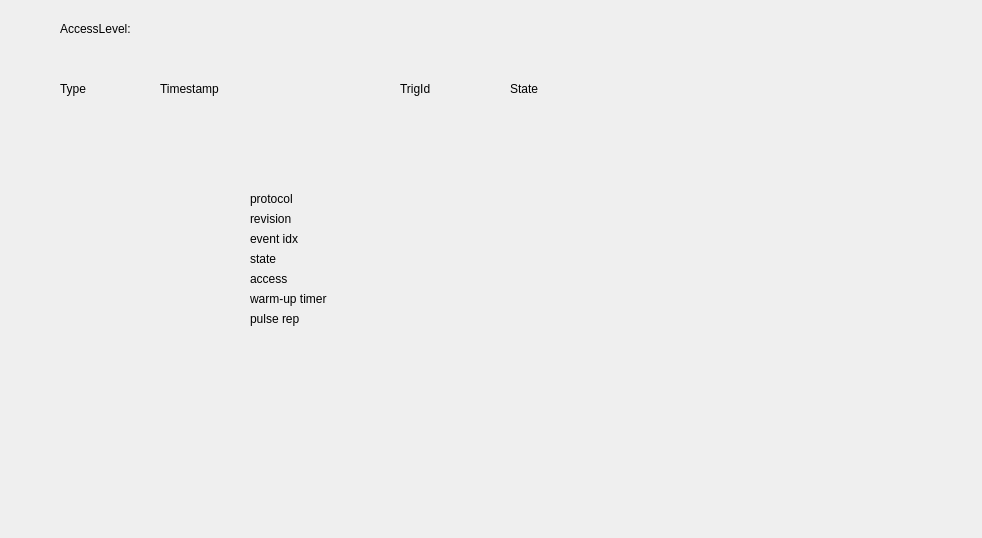
Above: iocBoot/modbus_sim/scandinova.ui from slac-epics-modules/ScandiNova before the change. Below: the same form after it.
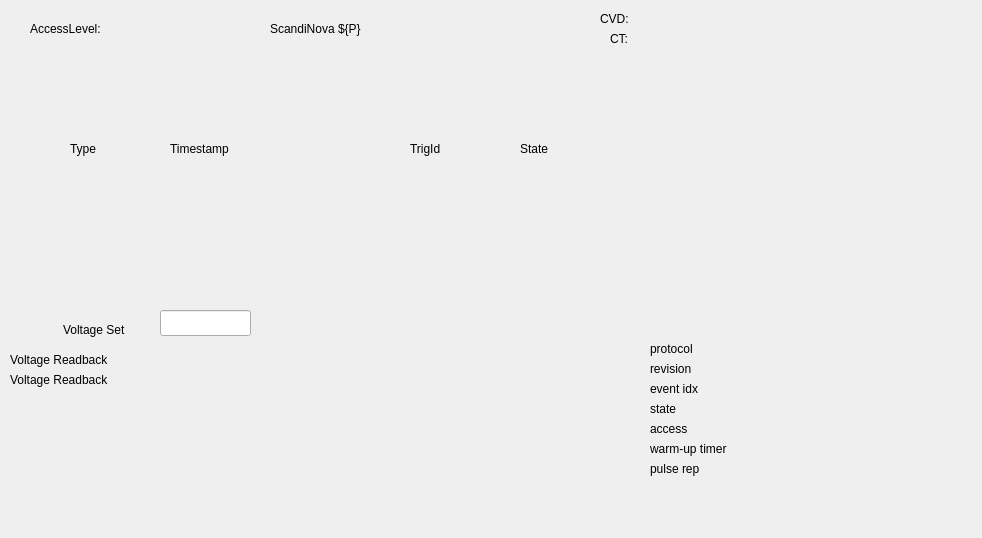
That is the form after the change. Custom widgets are drawn as their Qt base class.

What changed in the file:
```diff
--- a/iocBoot/modbus_sim/scandinova.ui
+++ b/iocBoot/modbus_sim/scandinova.ui
@@ -16,8 +16,8 @@
   <widget class="PyDMLabel" name="PyDMLabel">
    <property name="geometry">
     <rect>
-     <x>380</x>
-     <y>180</y>
+     <x>780</x>
+     <y>330</y>
      <width>101</width>
      <height>41</height>
     </rect>
@@ -35,8 +35,8 @@
   <widget class="QLabel" name="label">
    <property name="geometry">
     <rect>
-     <x>250</x>
-     <y>190</y>
+     <x>650</x>
+     <y>340</y>
      <width>74</width>
      <height>18</height>
     </rect>
@@ -48,8 +48,8 @@
   <widget class="QLabel" name="label_2">
    <property name="geometry">
     <rect>
-     <x>250</x>
-     <y>210</y>
+     <x>650</x>
+     <y>360</y>
      <width>74</width>
      <height>18</height>
     </rect>
@@ -61,8 +61,8 @@
   <widget class="PyDMLabel" name="PyDMLabel_2">
    <property name="geometry">
     <rect>
-     <x>380</x>
-     <y>210</y>
+     <x>780</x>
+     <y>360</y>
      <width>76</width>
      <height>18</height>
     </rect>
@@ -80,8 +80,8 @@
   <widget class="QLabel" name="label_3">
    <property name="geometry">
     <rect>
-     <x>250</x>
-     <y>230</y>
+     <x>650</x>
+     <y>380</y>
      <width>74</width>
      <height>18</height>
     </rect>
@@ -93,8 +93,8 @@
   <widget class="PyDMLabel" name="PyDMLabel_3">
    <property name="geometry">
     <rect>
-     <x>380</x>
-     <y>230</y>
+     <x>780</x>
+     <y>380</y>
      <width>76</width>
      <height>18</height>
     </rect>
@@ -112,8 +112,8 @@
   <widget class="QLabel" name="label_4">
    <property name="geometry">
     <rect>
-     <x>250</x>
-     <y>250</y>
+     <x>650</x>
+     <y>400</y>
      <width>74</width>
      <height>18</height>
     </rect>
@@ -125,8 +125,8 @@
   <widget class="PyDMLabel" name="PyDMLabel_4">
    <property name="geometry">
     <rect>
-     <x>380</x>
-     <y>250</y>
+     <x>780</x>
+     <y>400</y>
      <width>76</width>
      <height>18</height>
     </rect>
@@ -144,8 +144,8 @@
   <widget class="QLabel" name="label_5">
    <property name="geometry">
     <rect>
-     <x>250</x>
-     <y>270</y>
+     <x>650</x>
+     <y>420</y>
      <width>74</width>
      <height>18</height>
     </rect>
@@ -157,8 +157,8 @@
   <widget class="PyDMLabel" name="PyDMLabel_5">
    <property name="geometry">
     <rect>
-     <x>380</x>
-     <y>270</y>
+     <x>780</x>
+     <y>420</y>
      <width>76</width>
      <height>18</height>
     </rect>
@@ -176,8 +176,8 @@
   <widget class="QLabel" name="label_6">
    <property name="geometry">
     <rect>
-     <x>250</x>
-     <y>290</y>
+     <x>650</x>
+     <y>440</y>
      <width>121</width>
      <height>18</height>
     </rect>
@@ -189,8 +189,8 @@
   <widget class="PyDMLabel" name="PyDMLabel_6">
    <property name="geometry">
     <rect>
-     <x>380</x>
-     <y>290</y>
+     <x>780</x>
+     <y>440</y>
      <width>76</width>
      <height>18</height>
     </rect>
@@ -208,8 +208,8 @@
   <widget class="QLabel" name="label_7">
    <property name="geometry">
     <rect>
-     <x>250</x>
-     <y>310</y>
+     <x>650</x>
+     <y>460</y>
      <width>121</width>
      <height>18</height>
     </rect>
@@ -221,8 +221,8 @@
   <widget class="PyDMLabel" name="PyDMLabel_7">
    <property name="geometry">
     <rect>
-     <x>380</x>
-     <y>310</y>
+     <x>780</x>
+     <y>460</y>
      <width>76</width>
      <height>18</height>
     </rect>
@@ -240,8 +240,8 @@
   <widget class="QLabel" name="label_8">
    <property name="geometry">
     <rect>
-     <x>60</x>
-     <y>80</y>
+     <x>70</x>
+     <y>140</y>
      <width>74</width>
      <height>18</height>
     </rect>
@@ -253,8 +253,8 @@
   <widget class="QLabel" name="label_9">
    <property name="geometry">
     <rect>
-     <x>160</x>
-     <y>80</y>
+     <x>170</x>
+     <y>140</y>
      <width>91</width>
      <height>18</height>
     </rect>
@@ -266,8 +266,8 @@
   <widget class="QLabel" name="label_10">
    <property name="geometry">
     <rect>
-     <x>400</x>
-     <y>80</y>
+     <x>410</x>
+     <y>140</y>
      <width>74</width>
      <height>18</height>
     </rect>
@@ -279,8 +279,8 @@
   <widget class="QLabel" name="label_11">
    <property name="geometry">
     <rect>
-     <x>510</x>
-     <y>80</y>
+     <x>520</x>
+     <y>140</y>
      <width>74</width>
      <height>18</height>
     </rect>
@@ -292,8 +292,8 @@
   <widget class="PyDMLabel" name="PyDMLabel_8">
    <property name="geometry">
     <rect>
-     <x>60</x>
-     <y>100</y>
+     <x>70</x>
+     <y>160</y>
      <width>101</width>
      <height>21</height>
     </rect>
@@ -311,8 +311,8 @@
   <widget class="PyDMLabel" name="PyDMLabel_9">
    <property name="geometry">
     <rect>
-     <x>160</x>
-     <y>100</y>
+     <x>170</x>
+     <y>160</y>
      <width>221</width>
      <height>18</height>
     </rect>
@@ -330,8 +330,8 @@
   <widget class="PyDMLabel" name="PyDMLabel_10">
    <property name="geometry">
     <rect>
-     <x>400</x>
-     <y>100</y>
+     <x>410</x>
+     <y>160</y>
      <width>76</width>
      <height>18</height>
     </rect>
@@ -349,8 +349,8 @@
   <widget class="PyDMLabel" name="PyDMLabel_11">
    <property name="geometry">
     <rect>
-     <x>510</x>
-     <y>100</y>
+     <x>520</x>
+     <y>160</y>
      <width>76</width>
      <height>18</height>
     </rect>
@@ -368,7 +368,7 @@
   <widget class="QLabel" name="label_12">
    <property name="geometry">
     <rect>
-     <x>60</x>
+     <x>30</x>
      <y>20</y>
      <width>101</width>
      <height>18</height>
@@ -381,7 +381,7 @@
   <widget class="PyDMLabel" name="PyDMLabel_12">
    <property name="geometry">
     <rect>
-     <x>170</x>
+     <x>130</x>
      <y>20</y>
      <width>101</width>
      <height>21</height>
@@ -397,6 +397,227 @@
     <enum>PyDMLabel::String</enum>
    </property>
   </widget>
+  <widget class="QLabel" name="label_13">
+   <property name="geometry">
+    <rect>
+     <x>270</x>
+     <y>20</y>
+     <width>271</width>
+     <height>18</height>
+    </rect>
+   </property>
+   <property name="text">
+    <string>ScandiNova ${P}</string>
+   </property>
+  </widget>
+  <widget class="QLabel" name="label_14">
+   <property name="geometry">
+    <rect>
+     <x>600</x>
+     <y>10</y>
+     <width>101</width>
+     <height>18</height>
+    </rect>
+   </property>
+   <property name="text">
+    <string>CVD:</string>
+   </property>
+  </widget>
+  <widget class="QLabel" name="label_15">
+   <property name="geometry">
+    <rect>
+     <x>610</x>
+     <y>30</y>
+     <width>101</width>
+     <height>18</height>
+    </rect>
+   </property>
+   <property name="text">
+    <string>CT:</string>
+   </property>
+  </widget>
+  <widget class="PyDMLabel" name="PyDMLabel_13">
+   <property name="geometry">
+    <rect>
+     <x>650</x>
+     <y>10</y>
+     <width>76</width>
+     <height>18</height>
+    </rect>
+   </property>
+   <property name="toolTip">
+    <string/>
+   </property>
+   <property name="precision" stdset="0">
+    <number>0</number>
+   </property>
+   <property name="showUnits" stdset="0">
+    <bool>true</bool>
+   </property>
+   <property name="precisionFromPV" stdset="0">
+    <bool>true</bool>
+   </property>
+   <property name="alarmSensitiveContent" stdset="0">
+    <bool>false</bool>
+   </property>
+   <property name="alarmSensitiveBorder" stdset="0">
+    <bool>true</bool>
+   </property>
+   <property name="channel" stdset="0">
+    <string>ca://${P}:CapVoltageDivider.VAL</string>
+   </property>
+   <property name="displayFormat" stdset="0">
+    <enum>PyDMLabel::String</enum>
+   </property>
+  </widget>
+  <widget class="PyDMLabel" name="PyDMLabel_14">
+   <property name="geometry">
+    <rect>
+     <x>650</x>
+     <y>30</y>
+     <width>76</width>
+     <height>18</height>
+    </rect>
+   </property>
+   <property name="toolTip">
+    <string/>
+   </property>
+   <property name="precision" stdset="0">
+    <number>0</number>
+   </property>
+   <property name="showUnits" stdset="0">
+    <bool>false</bool>
+   </property>
+   <property name="precisionFromPV" stdset="0">
+    <bool>true</bool>
+   </property>
+   <property name="alarmSensitiveContent" stdset="0">
+    <bool>false</bool>
+   </property>
+   <property name="alarmSensitiveBorder" stdset="0">
+    <bool>true</bool>
+   </property>
+   <property name="channel" stdset="0">
+    <string>ca://${P}:CurrentTransformer.VAL</string>
+   </property>
+   <property name="displayFormat" stdset="0">
+    <enum>PyDMLabel::String</enum>
+   </property>
+  </widget>
+  <widget class="PyDMLineEdit" name="PyDMLineEdit">
+   <property name="geometry">
+    <rect>
+     <x>160</x>
+     <y>310</y>
+     <width>91</width>
+     <height>26</height>
+    </rect>
+   </property>
+   <property name="toolTip">
+    <string/>
+   </property>
+   <property name="showUnits" stdset="0">
+    <bool>true</bool>
+   </property>
+   <property name="channel" stdset="0">
+    <string>ca://${P}:VoltageSet</string>
+   </property>
+   <property name="displayFormat" stdset="0">
+    <enum>PyDMLineEdit::Decimal</enum>
+   </property>
+  </widget>
+  <widget class="QLabel" name="label_16">
+   <property name="geometry">
+    <rect>
+     <x>63</x>
+     <y>320</y>
+     <width>91</width>
+     <height>20</height>
+    </rect>
+   </property>
+   <property name="text">
+    <string>Voltage Set</string>
+   </property>
+  </widget>
+  <widget class="QLabel" name="label_17">
+   <property name="geometry">
+    <rect>
+     <x>10</x>
+     <y>350</y>
+     <width>141</width>
+     <height>20</height>
+    </rect>
+   </property>
+   <property name="text">
+    <string>Voltage Readback</string>
+   </property>
+  </widget>
+  <widget class="PyDMLabel" name="PyDMLabel_15">
+   <property name="geometry">
+    <rect>
+     <x>160</x>
+     <y>350</y>
+     <width>76</width>
+     <height>18</height>
+    </rect>
+   </property>
+   <property name="toolTip">
+    <string/>
+   </property>
+   <property name="channel" stdset="0">
+    <string>ca://${P}:Voltage.VAL</string>
+   </property>
+   <property name="displayFormat" stdset="0">
+    <enum>PyDMLabel::Decimal</enum>
+   </property>
+  </widget>
+  <widget class="QLabel" name="label_18">
+   <property name="geometry">
+    <rect>
+     <x>10</x>
+     <y>370</y>
+     <width>141</width>
+     <height>20</height>
+    </rect>
+   </property>
+   <property name="text">
+    <string>Voltage Readback</string>
+   </property>
+  </widget>
+  <widget class="PyDMLabel" name="PyDMLabel_16">
+   <property name="geometry">
+    <rect>
+     <x>160</x>
+     <y>370</y>
+     <width>76</width>
+     <height>18</height>
+    </rect>
+   </property>
+   <property name="toolTip">
+    <string/>
+   </property>
+   <property name="precision" stdset="0">
+    <number>0</number>
+   </property>
+   <property name="showUnits" stdset="0">
+    <bool>false</bool>
+   </property>
+   <property name="precisionFromPV" stdset="0">
+    <bool>true</bool>
+   </property>
+   <property name="alarmSensitiveContent" stdset="0">
+    <bool>false</bool>
+   </property>
+   <property name="alarmSensitiveBorder" stdset="0">
+    <bool>true</bool>
+   </property>
+   <property name="channel" stdset="0">
+    <string>ca://${P}:VoltageSetRBV.VAL</string>
+   </property>
+   <property name="displayFormat" stdset="0">
+    <enum>PyDMLabel::Decimal</enum>
+   </property>
+  </widget>
  </widget>
  <customwidgets>
   <customwidget>
@@ -404,6 +625,11 @@
    <extends>QLabel</extends>
    <header>pydm.widgets.label</header>
   </customwidget>
+  <customwidget>
+   <class>PyDMLineEdit</class>
+   <extends>QLineEdit</extends>
+   <header>pydm.widgets.line_edit</header>
+  </customwidget>
  </customwidgets>
  <resources/>
  <connections/>
```
